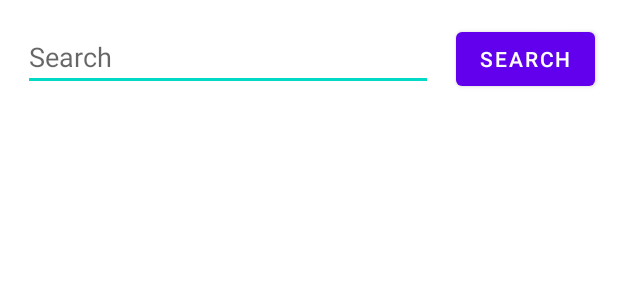
After one commit to mutkuensert/Fragment-Testing-With-Hilt, an Android app: the layout fragment_main.xml on its own in the app's theme, with its tools: preview values and no code run, on a phone screen of 412 x 824 dp. The commit adds this screen. Shown: the top 300 px of the screen. Run offline under Robolectric (Android 15) with nearby library versions, the phone set to English and light mode, and no system bars.

Commit message:
UI designs have been completed.

```diff
--- /dev/null
+++ b/app/src/main/res/layout/fragment_main.xml
@@ -0,0 +1,67 @@
+<?xml version="1.0" encoding="utf-8"?>
+<LinearLayout xmlns:android="http://schemas.android.com/apk/res/android"
+    xmlns:tools="http://schemas.android.com/tools"
+    android:layout_width="match_parent"
+    android:layout_height="match_parent"
+    tools:context=".MainFragment"
+    android:orientation="vertical">
+
+    <LinearLayout
+        android:layout_width="match_parent"
+        android:layout_height="wrap_content"
+        android:orientation="horizontal"
+        android:layout_marginVertical="15dp">
+
+        <EditText
+            android:layout_marginStart="15dp"
+            android:id="@+id/editTextSearch"
+            android:layout_width="0dp"
+            android:layout_weight="1"
+            android:layout_height="wrap_content"
+            android:inputType="text"
+            android:hint="Search" />
+
+        <Button
+            android:id="@+id/searchButton"
+            android:layout_marginHorizontal="15dp"
+            android:layout_width="wrap_content"
+            android:layout_height="wrap_content"
+            android:text="Search"/>
+    </LinearLayout>
+
+    <androidx.core.widget.NestedScrollView
+        android:layout_width="match_parent"
+        android:layout_height="match_parent"
+        android:fillViewport="true">
+
+        <LinearLayout
+            android:layout_width="match_parent"
+            android:layout_height="match_parent"
+            android:orientation="vertical">
+
+            <androidx.recyclerview.widget.RecyclerView
+                android:layout_width="match_parent"
+                android:layout_height="match_parent"
+                android:id="@+id/recyclerView"/>
+
+            <ProgressBar
+                android:layout_width="40dp"
+                android:layout_height="40dp"
+                android:layout_marginVertical="20dp"
+                android:visibility="gone"
+                android:layout_gravity="center"
+                android:id="@+id/progressBarLoadingMore"/>
+
+            <Button
+                android:layout_marginVertical="20dp"
+                android:layout_width="wrap_content"
+                android:layout_height="wrap_content"
+                android:id="@+id/loadMoreButton"
+                android:text="Load more..."
+                android:layout_gravity="center"
+                android:visibility="gone"/>
+        </LinearLayout>
+
+    </androidx.core.widget.NestedScrollView>
+
+</LinearLayout>
--- a/app/src/main/res/values/strings.xml
+++ b/app/src/main/res/values/strings.xml
@@ -1,3 +1,5 @@
 <resources>
     <string name="app_name">Fragment Testing With Hilt</string>
+    <!-- TODO: Remove or change this placeholder text -->
+    <string name="hello_blank_fragment">Hello blank fragment</string>
 </resources>
```
Also changed, not shown: app/src/main/java/com/mutkuensert/fragmenttestingwithhilt/MainFragment.kt (added, +27 -0 lines), app/src/main/res/layout/activity_main.xml (+8 -10 lines).
